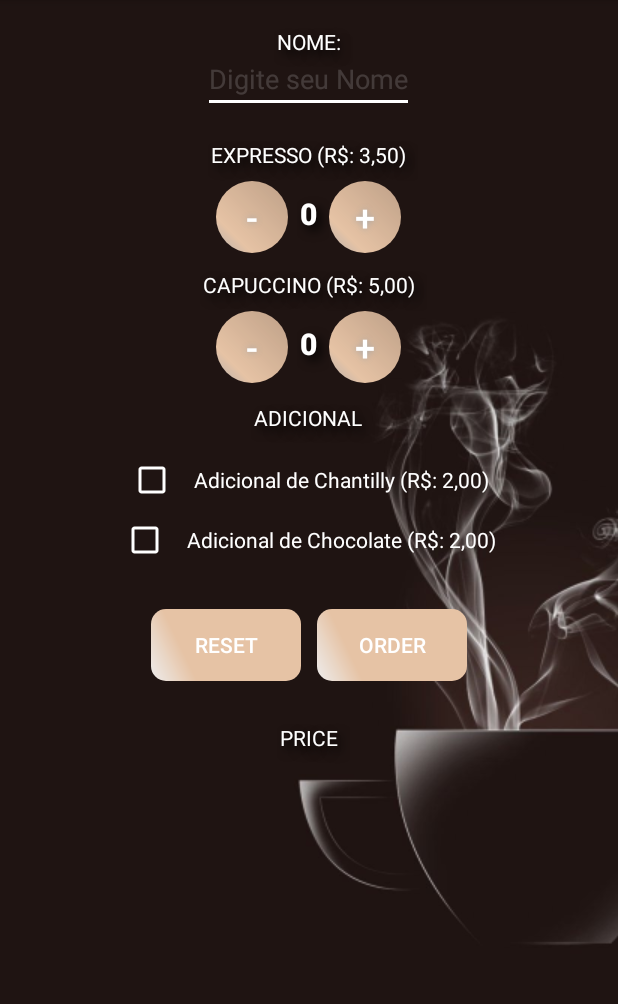
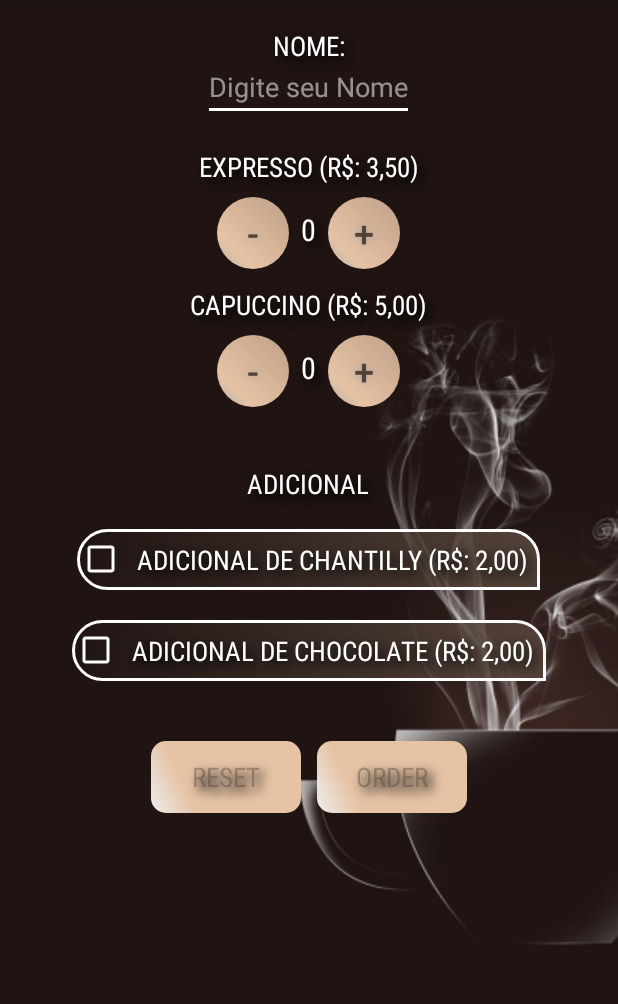
Before and after one commit to WesRocha/Coffe, an Android app: the screen it shows after launch (MainActivity), on a phone screen of 412 x 824 dp, the part 84-1088 px from its top. Run offline under Robolectric (Android 15) with nearby library versions, the phone set to English and light mode, and no system bars.

Commit message:
my fifth commit

```diff
--- a/app/src/main/java/com/example/justjava/MainActivity.java
+++ b/app/src/main/java/com/example/justjava/MainActivity.java
@@ -2,6 +2,8 @@ package com.example.justjava;
 
 import androidx.appcompat.app.AppCompatActivity;
 
+import android.content.Intent;
+import android.net.Uri;
 import android.os.Bundle;
 import android.util.Log;
 import android.view.View;
@@ -24,12 +26,13 @@ public class MainActivity extends AppCompatActivity {
     String chantily = "";
     String choco = "";
 
+
     public void submitOrder(View view){
         CheckBox estaCheckChoco = (CheckBox) findViewById(R.id.checkboxChoco);
 
         CheckBox estaCheckChant = (CheckBox) findViewById(R.id.checkboxChant);
 
-        EditText teste = (EditText) findViewById(R.id.name);
+        EditText name = (EditText) findViewById(R.id.name);
 
         if(estaCheckChant.isChecked()){
             chantily = "Com adicional de chantilly";
@@ -44,34 +47,45 @@ public class MainActivity extends AppCompatActivity {
         }
 
         if(quantityExpresso == 0){
-            String message = teste.getText() + " você pediu:\n"
+            String message = name.getText() + " pediu:\n"
                     + quantityCapuccino + " capuccino(s)\n"
                     + "O total é de R$: " + calculate2(quantityCapuccino, estaCheckChant.isChecked(), estaCheckChoco.isChecked())
                     + "\n" +  chantily + "\n" + choco;
-            displayMessage(message);
+            sendEmail(message);
         }else if(quantityCapuccino == 0){
-            String message = teste.getText() + " você pediu:\n"
+            String message = name.getText() + " pediu:\n"
                     + quantityExpresso + " expresso(s)\n"
                     + "O total é de R$: " + calculate1(quantityExpresso, estaCheckChant.isChecked(), estaCheckChoco.isChecked())
                     + "\n" + chantily + "\n" + choco;
-            displayMessage(message);
+            sendEmail(message);
         }else{
-            String message = teste.getText() + " você pediu:\n"
+            String message = name.getText() + " pediu:\n"
                     + quantityExpresso + " café(s) expresso(s)\n"
                     + quantityCapuccino + " capuccino(s)\n"
                     + "O total é de R$: " + calculate3(quantityExpresso, quantityCapuccino, estaCheckChant.isChecked(), estaCheckChoco.isChecked())
                     + "\n" + chantily + "\n" + choco;
-            displayMessage(message);
+            sendEmail(message);
         }
+    }
 
+    public void sendEmail(String message){
+        EditText name = (EditText) findViewById(R.id.name);
+
+        Intent intent = new Intent(Intent.ACTION_SENDTO);
+        intent.setData(Uri.parse("mailto:"));
+        intent.putExtra(Intent.EXTRA_SUBJECT, "Pedido de café de " + name.getText() );
+        intent.putExtra(Intent.EXTRA_TEXT, message);
+        if (intent.resolveActivity(getPackageManager()) != null){
+            startActivity(intent);
+        }
     }
 
     private double calculate1(double quantityEx, boolean chant, boolean choco){
         if (chant == true && choco == true){
-            double total = quantityEx * 3.5 + 4;
+            double total = quantityEx * 3.5 + quantityEx * 4;
             return total;
         }else if (chant == true || choco == true){
-            double total = quantityEx * 3.5 + 2;
+            double total = quantityEx * 3.5 + quantityEx * 2;
             return total;
         }else{
             double total = quantityEx * 3.5;
@@ -82,10 +96,10 @@ public class MainActivity extends AppCompatActivity {
 
     private double calculate2(double quantityCap, boolean chant, boolean choco){
         if (chant == true && choco == true){
-            double total = quantityCap * 5 + 4;
+            double total = quantityCap * 5 + quantityCap * 4;
             return total;
         }else if (chant == true || choco == true){
-            double total = quantityCap * 5 + 2;
+            double total = quantityCap * 5 + quantityCap * 2;
             return total;
         }else{
             double total = quantityCap * 5;
@@ -96,10 +110,10 @@ public class MainActivity extends AppCompatActivity {
 
     private double calculate3(double quantityEx, double quantityCap, boolean chant, boolean choco){
         if (chant == true && choco == true){
-            double total = ((quantityEx * 3.5) + (quantityCap * 5)) + 4;
+            double total = (((quantityEx * 3.5) + (quantityEx * 4)) + ((quantityCap * 5) + (quantityCap * 4)));
             return total;
         }else if (chant == true || choco == true){
-            double total = ((quantityEx * 3.5) + (quantityCap * 5)) + 2;
+            double total = (((quantityEx * 3.5) + (quantityEx * 2)) + ((quantityCap * 5) + (quantityCap * 2)));
             return total;
         }else {
             double total = ((quantityEx * 3.5) + (quantityCap * 5));
@@ -142,7 +156,6 @@ public class MainActivity extends AppCompatActivity {
         quantityCapuccino = 0;
         display(quantityExpresso);
         displayCapuccino(quantityCapuccino);
-        displayMessage("");
     }
 
     private void display(int number) {
@@ -155,9 +168,4 @@ public class MainActivity extends AppCompatActivity {
         quanTextView2.setText("" + number);
     }
 
-    private void displayMessage(String message) {
-        TextView priceTextView = (TextView) findViewById(R.id.price_text_view);
-        priceTextView.setText(message);
-    }
-
 }
--- /dev/null
+++ b/app/src/main/res/drawable/check.xml
@@ -0,0 +1,29 @@
+<?xml version="1.0" encoding="utf-8"?>
+<shape xmlns:android="http://schemas.android.com/apk/res/android" android:shape="rectangle" >
+    <corners
+        android:topLeftRadius="100dp"
+        android:topRightRadius="100dp"
+        android:bottomLeftRadius="100dp"
+        android:bottomRightRadius="0dp"
+        />
+    <gradient
+        android:angle="135"
+        android:centerX="100%"
+        android:startColor="#524239"
+        android:type="linear"
+        />
+    <padding
+        android:left="0dp"
+        android:top="0dp"
+        android:right="0dp"
+        android:bottom="0dp"
+        />
+    <size
+        android:width="40dp"
+        android:height="40dp"
+        />
+    <stroke
+        android:width="2dp"
+        android:color="#FFFFFF"
+        />
+</shape>
--- a/app/src/main/res/layout/activity_main.xml
+++ b/app/src/main/res/layout/activity_main.xml
@@ -28,16 +28,10 @@
                 android:layout_width="wrap_content"
                 android:layout_height="wrap_content"
                 android:text="Nome:"
-                android:textAllCaps="true"
-                android:padding="8dp"
                 android:layout_centerInParent="true"
                 android:layout_alignParentTop="true"
                 android:layout_marginTop="10dp"
-                android:textColor="#ffffff"
-                android:shadowColor="#000000"
-                android:shadowDx="5"
-                android:shadowDy="5"
-                android:shadowRadius="8"/>
+                style="@style/TextPad" />
 
             <EditText
                 android:id="@+id/name"
@@ -45,10 +39,10 @@
                 android:layout_height="wrap_content"
                 android:layout_centerInParent="true"
                 android:layout_alignParentTop="true"
-                android:layout_marginTop="30dp"
+                android:layout_marginTop="35dp"
                 android:textColor="#ffffff"
                 android:hint="Digite seu Nome"
-                android:textColorHint="#2AFFFFFF"
+                android:textColorHint="#88FFFFFF"
                 android:backgroundTint="#ffffff"
                 android:layout_below="@id/Nome"
                 android:textAlignment="center"/>
@@ -58,21 +52,15 @@
                 android:layout_width="wrap_content"
                 android:layout_height="wrap_content"
                 android:text="Expresso (R$: 3,50)"
-                android:textAllCaps="true"
-                android:padding="8dp"
                 android:layout_centerInParent="true"
                 android:layout_marginTop="10dp"
-                android:textColor="#ffffff"
-                android:shadowColor="#000000"
-                android:shadowDx="5"
-                android:shadowDy="5"
-                android:shadowRadius="8"
-                android:layout_below="@id/name"/>
+                android:layout_below="@id/name"
+                style="@style/TextPad" />
 
             <Button
                 android:id="@+id/menosExpresso"
                 android:text="-"
-                android:textColor="#FFFFFF"
+                android:textColor="#524239"
                 android:textSize="24sp"
                 android:layout_width="48dp"
                 android:layout_height="48dp"
@@ -91,20 +79,14 @@
                 android:layout_height="wrap_content"
                 android:text="0"
                 android:textSize="20sp"
-                android:fontFamily="sans-serif-black"
                 android:layout_below="@id/quantidadeExpresso"
                 android:layout_centerInParent="true"
-                android:padding="8dp"
-                android:textColor="#ffffff"
-                android:shadowColor="#000000"
-                android:shadowDx="5"
-                android:shadowDy="5"
-                android:shadowRadius="8"/>
+                style="@style/TextPad" />
 
             <Button
                 android:id="@+id/maisExpresso"
                 android:text="+"
-                android:textColor="#FFFFFF"
+                android:textColor="#524239"
                 android:textSize="24sp"
                 android:layout_width="48dp"
                 android:layout_height="48dp"
@@ -122,21 +104,15 @@
                 android:layout_width="wrap_content"
                 android:layout_height="wrap_content"
                 android:text="Capuccino (R$: 5,00)"
-                android:textAllCaps="true"
                 android:layout_below="@id/quantity_text_view_expresso"
-                android:padding="8dp"
                 android:layout_marginTop="8dp"
                 android:layout_centerInParent="true"
-                android:textColor="#ffffff"
-                android:shadowColor="#000000"
-                android:shadowDx="5"
-                android:shadowDy="5"
-                android:shadowRadius="8"/>
+                style="@style/TextPad" />
 
             <Button
                 android:id="@+id/menosCapuccino"
                 android:text="-"
-                android:textColor="#FFFFFF"
+                android:textColor="#524239"
                 android:textSize="24sp"
                 android:layout_width="48dp"
                 android:layout_height="48dp"
@@ -155,20 +131,14 @@
                 android:layout_height="wrap_content"
                 android:text="0"
                 android:textSize="20sp"
-                android:fontFamily="sans-serif-black"
                 android:layout_below="@id/quantidadeCapuccino"
                 android:layout_centerInParent="true"
-                android:padding="8dp"
-                android:textColor="#ffffff"
-                android:shadowColor="#000000"
-                android:shadowDx="5"
-                android:shadowDy="5"
-                android:shadowRadius="8"/>
+                style="@style/TextPad" />
 
             <Button
                 android:id="@+id/mais"
                 android:text="+"
-                android:textColor="#FFFFFF"
+                android:textColor="#524239"
                 android:textSize="24sp"
                 android:layout_width="48dp"
                 android:layout_height="48dp"
@@ -186,40 +156,34 @@
                 android:layout_width="wrap_content"
                 android:layout_height="wrap_content"
                 android:text="Adicional"
-                android:layout_marginTop="10dp"
-                android:textAllCaps="true"
-                android:padding="8dp"
+                android:layout_marginTop="35dp"
                 android:layout_below="@id/quantity_text_view_capuccino"
                 android:layout_centerInParent="true"
-                android:textColor="#ffffff"
-                android:shadowColor="#000000"
-                android:shadowDx="5"
-                android:shadowDy="5"
-                android:shadowRadius="8"/>
+                style="@style/TextPad" />
 
             <CheckBox
-                android:layout_marginTop="8dp"
-                android:paddingLeft="12dp"
                 android:id="@+id/checkboxChant"
                 android:layout_width="wrap_content"
                 android:layout_height="wrap_content"
                 android:text="Adicional de Chantilly (R$: 2,00)"
-                android:textColor="#ffffff"
                 android:buttonTint="#ffffff"
                 android:layout_centerInParent="true"
-                android:layout_below="@id/toppíngs" />
+                android:layout_below="@id/toppíngs"
+                android:background="@drawable/check"
+                android:layout_margin="10dp"
+                style="@style/TextPad" />
 
             <CheckBox
-                android:layout_marginTop="8dp"
-                android:paddingLeft="12dp"
                 android:id="@+id/checkboxChoco"
                 android:layout_width="wrap_content"
                 android:layout_height="wrap_content"
                 android:text="Adicional de Chocolate (R$: 2,00)"
-                android:textColor="#ffffff"
                 android:buttonTint="#ffffff"
                 android:layout_centerInParent="true"
-                android:layout_below="@id/checkboxChant" />
+                android:layout_below="@id/checkboxChant"
+                android:background="@drawable/check"
+                android:layout_margin="10dp"
+                style="@style/TextPad" />
 
             <LinearLayout
                 android:layout_width="wrap_content"
@@ -236,56 +200,24 @@
                     android:layout_width="100dp"
                     android:layout_height="48dp"
                     android:text="Reset"
-                    android:textColor="#FFFFFF"
+                    android:textColor="#65524239"
                     android:background="@drawable/buttonshape1"
                     android:onClick="reset"
-                    android:layout_marginRight="5dp"/>
+                    android:layout_marginRight="5dp"
+                    style="@style/TextPad" />
 
                 <Button
                     android:id="@+id/order"
                     android:layout_width="100dp"
                     android:layout_height="48dp"
                     android:text="order"
-                    android:textColor="#FFFFFF"
+                    android:textColor="#65524239"
                     android:background="@drawable/buttonshape1"
                     android:onClick="submitOrder"
-                    android:layout_marginLeft="5dp"/>
+                    android:layout_marginLeft="5dp"
+                    style="@style/TextPad" />
 
             </LinearLayout>
-
-            <TextView
-                android:id="@+id/price"
-                android:layout_width="wrap_content"
-                android:layout_height="wrap_content"
-                android:text="Price"
-                android:textAllCaps="true"
-                android:padding="8dp"
-                android:layout_marginTop="20dp"
-                android:layout_below="@id/Linear"
-                android:layout_centerInParent="true"
-                android:textColor="#ffffff"
-                android:shadowColor="#000000"
-                android:shadowDx="5"
-                android:shadowDy="5"
-                android:shadowRadius="8"/>
-
-            <TextView
-                android:id="@+id/price_text_view"
-                android:layout_width="wrap_content"
-                android:layout_height="wrap_content"
-                android:text=""
-                android:textSize="16sp"
-                android:fontFamily="sans-serif-black"
-                android:layout_below="@id/price"
-                android:padding="8dp"
-                android:layout_centerInParent="true"
-                android:textColor="#ffffff"
-                android:shadowColor="#000000"
-                android:shadowDx="5"
-                android:shadowDy="5"
-                android:shadowRadius="8"/>
-
-
 
         </RelativeLayout>
     </RelativeLayout>
--- a/app/src/main/res/values/styles.xml
+++ b/app/src/main/res/values/styles.xml
@@ -8,4 +8,16 @@
         <item name="colorAccent">@color/colorAccent</item>
     </style>
 
+    <style name="TextPad">
+        <item name="android:textSize">18sp</item>
+        <item name="android:textColor">#ffffff</item>
+        <item name="android:fontFamily">sans-serif-condensed</item>
+        <item name="android:textAllCaps">true</item>
+        <item name="android:padding">8dp</item>
+        <item name="android:shadowColor">#000000</item>
+        <item name="android:shadowDx">5</item>
+        <item name="android:shadowDy">5</item>
+        <item name="android:shadowRadius">8</item>
+    </style>
+
 </resources>
```
